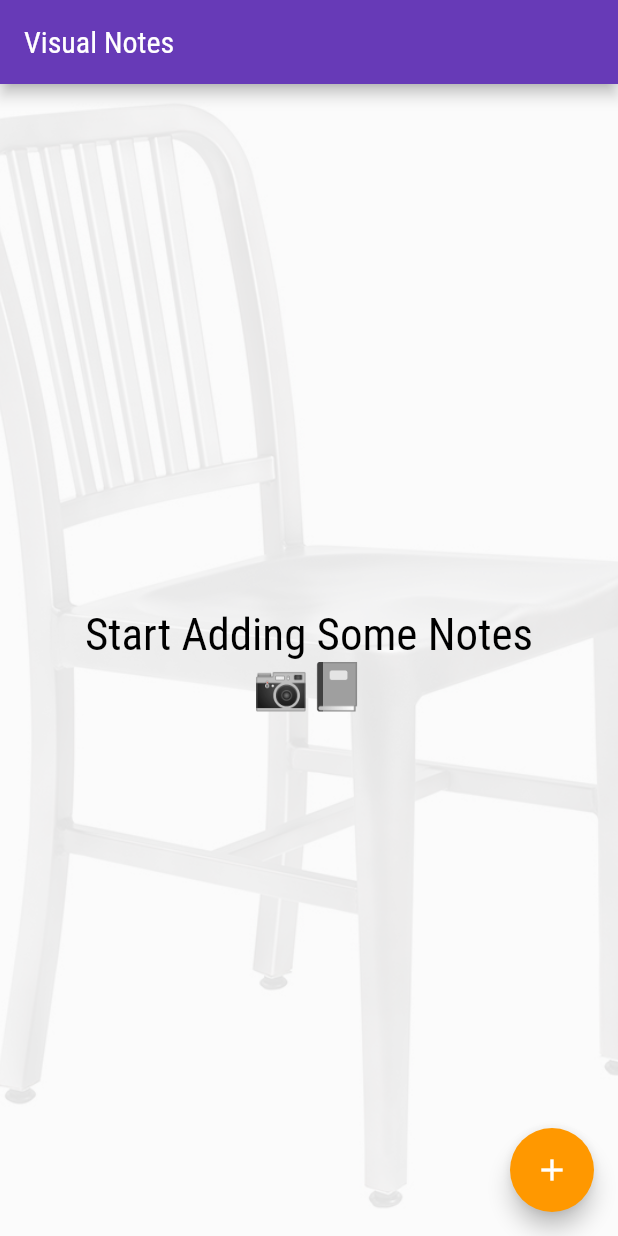
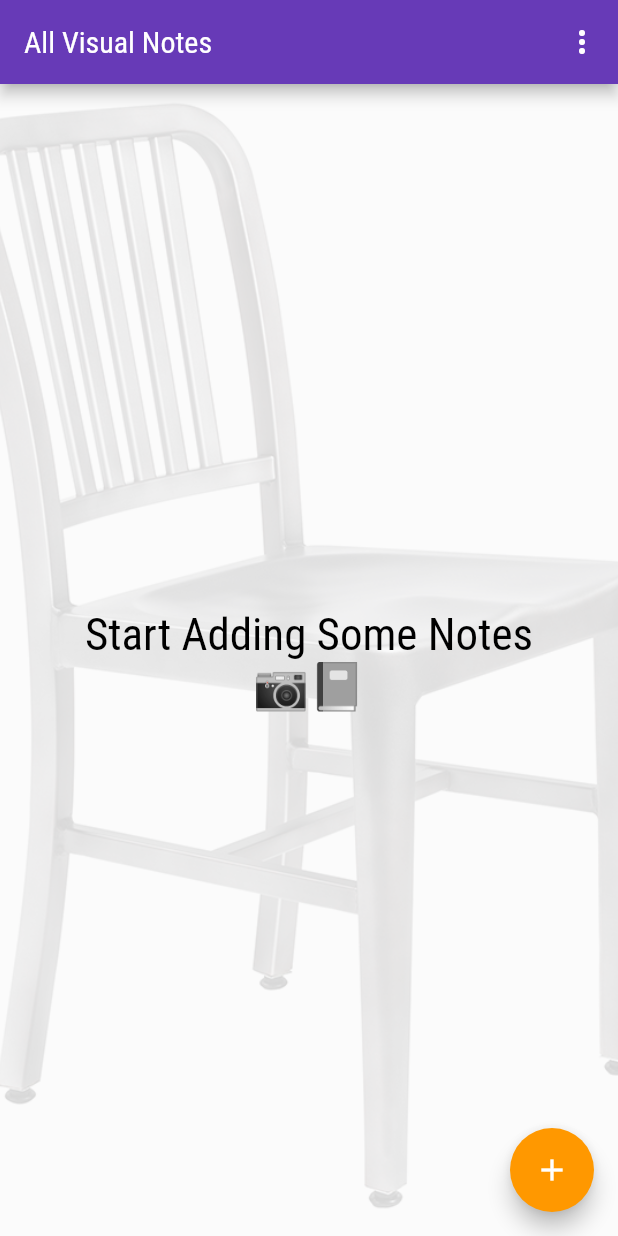
Before and after one commit to assem16399/Visual-Notes-App-Flutter, a Flutter app: the screen it shows after launch, on a phone screen of 412 x 824 dp. Run offline on Flutter 3.47's test engine with Material 2 defaults, Android fonts, the phone set to English and light mode, and no system bars; our stand-ins replace fluttertoast, image_picker, sqflite; accounts and stored records are empty.

Commit message:
Filter Visual Notes by status feature added

```diff
--- a/lib/modules/visual_notes_overview/visual_notes_overview_screen.dart
+++ b/lib/modules/visual_notes_overview/visual_notes_overview_screen.dart
@@ -4,6 +4,12 @@ import 'package:visual_notes_app/modules/edit_visual_note/edit_visual_note_scree
 import 'package:visual_notes_app/providers/visual_notes_provider.dart';
 import 'package:visual_notes_app/shared/components/widgets/background_image_container.dart';
 import 'package:visual_notes_app/shared/components/widgets/visual_notes_list.dart';
+
+enum FilterOptions {
+  showAll,
+  opened,
+  closed,
+}
 
 class VisualNotesOverviewScreen extends StatefulWidget {
   const VisualNotesOverviewScreen({Key? key}) : super(key: key);
@@ -26,11 +32,43 @@ class _VisualNotesOverviewScreenState extends State<VisualNotesOverviewScreen> {
     super.initState();
   }
 
+  var _selectedFilter = FilterOptions.showAll;
+
   @override
   Widget build(BuildContext context) {
     return Scaffold(
       appBar: AppBar(
-        title: const Text('Visual Notes'),
+        title: Text(_selectedFilter == FilterOptions.showAll
+            ? 'All Visual Notes'
+            : _selectedFilter == FilterOptions.opened
+                ? 'Opened Visual Notes'
+                : 'Closed Visual Notes'),
+        actions: [
+          PopupMenuButton(
+            itemBuilder: (context) => [
+              PopupMenuItem(
+                child: const Text('Show All'),
+                value: FilterOptions.showAll,
+                enabled: _selectedFilter == FilterOptions.showAll ? false : true,
+              ),
+              PopupMenuItem(
+                child: const Text('Shop Opened'),
+                value: FilterOptions.opened,
+                enabled: _selectedFilter == FilterOptions.opened ? false : true,
+              ),
+              PopupMenuItem(
+                child: const Text('Show Closed'),
+                value: FilterOptions.closed,
+                enabled: _selectedFilter == FilterOptions.closed ? false : true,
+              ),
+            ],
+            onSelected: (FilterOptions selectedValue) {
+              setState(() {
+                _selectedFilter = selectedValue;
+              });
+            },
+          )
+        ],
       ),
       body: BackgroundImageContainer(
         image: 'assets/images/chair.jpg',
@@ -48,7 +86,9 @@ class _VisualNotesOverviewScreenState extends State<VisualNotesOverviewScreen> {
                   child: Text('Something Went Wrong!'),
                 );
               } else {
-                return const VisualNotesList();
+                return VisualNotesList(
+                  selectedFilter: _selectedFilter,
+                );
               }
             },
           ),
--- a/lib/shared/components/widgets/background_image_container.dart
+++ b/lib/shared/components/widgets/background_image_container.dart
@@ -20,7 +20,7 @@ class BackgroundImageContainer extends StatelessWidget {
         image: DecorationImage(
           fit: fit,
           image: AssetImage(image),
-          colorFilter: ColorFilter.mode(Colors.transparent.withOpacity(0.1), BlendMode.dstATop),
+          colorFilter: ColorFilter.mode(Colors.transparent.withOpacity(0.15), BlendMode.dstATop),
         ),
       ),
       child: child,
--- a/lib/shared/components/widgets/visual_notes_list.dart
+++ b/lib/shared/components/widgets/visual_notes_list.dart
@@ -1,15 +1,22 @@
 import 'package:flutter/material.dart';
 import 'package:provider/provider.dart';
+import 'package:visual_notes_app/modules/visual_notes_overview/visual_notes_overview_screen.dart';
 import '/providers/visual_notes_provider.dart';
 import '/shared/components/widgets/visual_notes_list_item.dart';
 
 class VisualNotesList extends StatelessWidget {
-  const VisualNotesList({Key? key}) : super(key: key);
+  const VisualNotesList({Key? key, required this.selectedFilter}) : super(key: key);
 
+  final FilterOptions selectedFilter;
   @override
   Widget build(BuildContext context) {
     final visualNotesProvider = Provider.of<VisualNotesProvider>(context);
-    final visualNotes = visualNotesProvider.visualNotes;
+
+    final visualNotes = selectedFilter == FilterOptions.showAll
+        ? visualNotesProvider.visualNotes
+        : selectedFilter == FilterOptions.opened
+            ? visualNotesProvider.openedVisualNotes
+            : visualNotesProvider.closedVisualNotes;
     return visualNotes.isEmpty
         ? Center(
             child: Column(
```
Also changed, not shown: lib/providers/visual_notes_provider.dart (+8 -0 lines).
